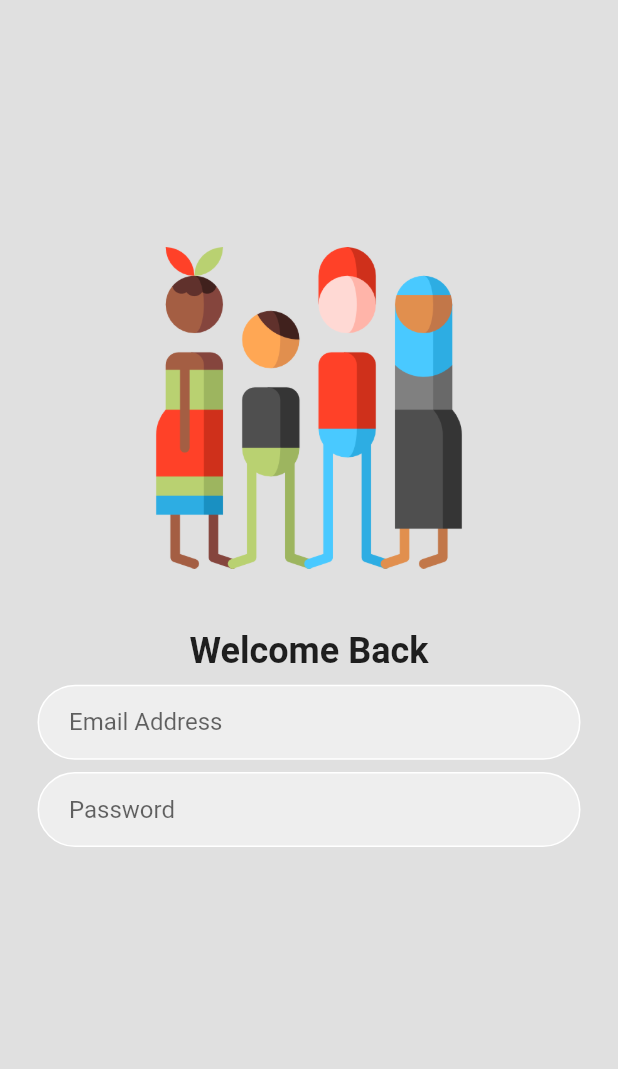
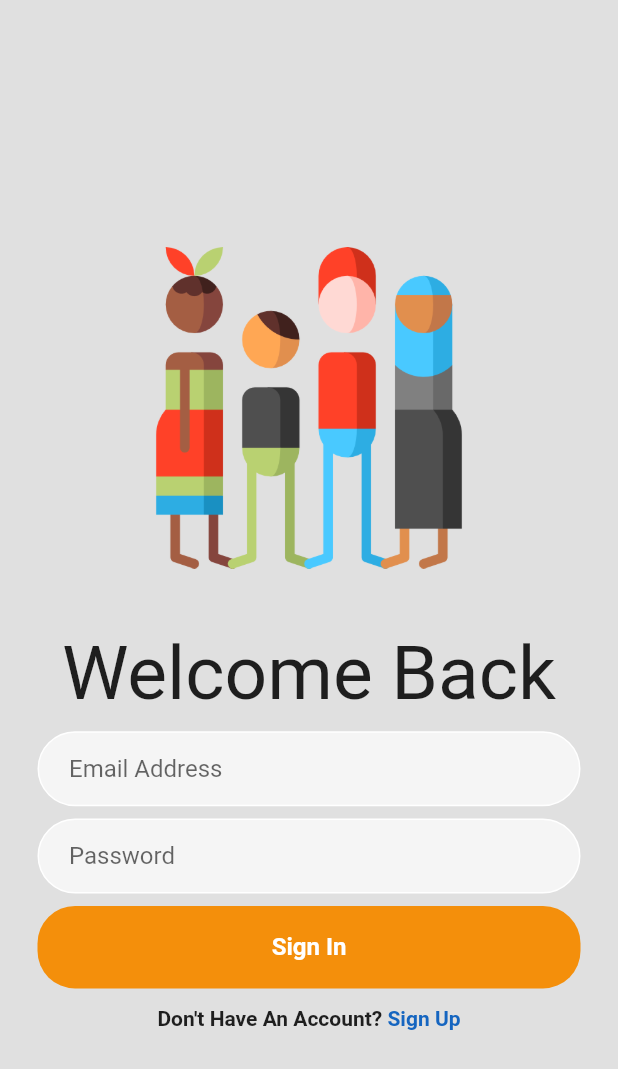
Before and after one commit to hamisirawlins/culcap, a Flutter app: the screen it shows after launch, on a phone screen of 412 x 824 dp. Shown: the top 1069 px of the screen. Run offline on Flutter 3.47's test engine with Material 2 defaults, Android fonts, the phone set to English and light mode, and no system bars; our stand-ins replace firebase_core, google_fonts; accounts and stored records are empty.

Commit message:
Login Screen UI

```diff
--- /dev/null
+++ b/lib/constants.dart
@@ -0,0 +1,3 @@
+import 'package:flutter/material.dart';
+
+const kSecondaryColor = Color.fromRGBO(244, 143, 11, 1);
--- a/lib/screens/login.dart
+++ b/lib/screens/login.dart
@@ -1,4 +1,6 @@
+import 'package:culcap/constants.dart';
 import 'package:flutter/material.dart';
+import 'package:google_fonts/google_fonts.dart';
 
 class LoginPage extends StatefulWidget {
   const LoginPage({Key? key}) : super(key: key);
@@ -29,9 +31,9 @@ class _LoginPageState extends State<LoginPage> {
                 height: size.height * 0.05,
               ),
               //Login Text
-              const Text(
+              Text(
                 'Welcome Back',
-                style: TextStyle(fontWeight: FontWeight.bold, fontSize: 24),
+                style: GoogleFonts.amaticSc(fontSize: 50),
               ),
               SizedBox(
                 height: size.height * 0.01,
@@ -41,7 +43,7 @@ class _LoginPageState extends State<LoginPage> {
                 padding: const EdgeInsets.symmetric(horizontal: 25),
                 child: Container(
                   decoration: BoxDecoration(
-                      color: Colors.grey[200],
+                      color: Colors.grey[100],
                       border: Border.all(color: Colors.white),
                       borderRadius: BorderRadius.circular(25)),
                   child: const Padding(
@@ -61,7 +63,7 @@ class _LoginPageState extends State<LoginPage> {
                 padding: const EdgeInsets.symmetric(horizontal: 25),
                 child: Container(
                   decoration: BoxDecoration(
-                      color: Colors.grey[200],
+                      color: Colors.grey[100],
                       border: Border.all(color: Colors.white),
                       borderRadius: BorderRadius.circular(25)),
                   child: const Padding(
@@ -74,7 +76,46 @@ class _LoginPageState extends State<LoginPage> {
                   ),
                 ),
               ),
-              //Login
+              SizedBox(
+                height: size.height * 0.01,
+              ),
+              //Login Button
+              Padding(
+                padding: const EdgeInsets.symmetric(horizontal: 25),
+                child: Container(
+                  padding: EdgeInsets.all(18),
+                  decoration: BoxDecoration(
+                    color: kSecondaryColor,
+                    borderRadius: BorderRadius.circular(25),
+                  ),
+                  child: const Center(
+                    child: Text(
+                      'Sign In',
+                      style: TextStyle(
+                          color: Colors.white,
+                          fontWeight: FontWeight.bold,
+                          fontSize: 16),
+                    ),
+                  ),
+                ),
+              ),
+              SizedBox(
+                height: size.height * 0.015,
+              ),
+              Row(
+                mainAxisAlignment: MainAxisAlignment.center,
+                children: [
+                  const Text(
+                    "Don't Have An Account? ",
+                    style: TextStyle(fontWeight: FontWeight.bold),
+                  ),
+                  Text(
+                    "Sign Up",
+                    style: TextStyle(
+                        color: Colors.blue[800], fontWeight: FontWeight.bold),
+                  )
+                ],
+              )
             ],
           ),
         ),
--- a/pubspec.yaml
+++ b/pubspec.yaml
@@ -32,6 +32,7 @@ dependencies:
   firebase_core: ^1.19.1
   flutter:
     sdk: flutter
+  google_fonts: ^3.0.1
 
 dev_dependencies:
   flutter_lints: ^2.0.0
```
Also changed, not shown: pubspec.lock, 2 other files.
